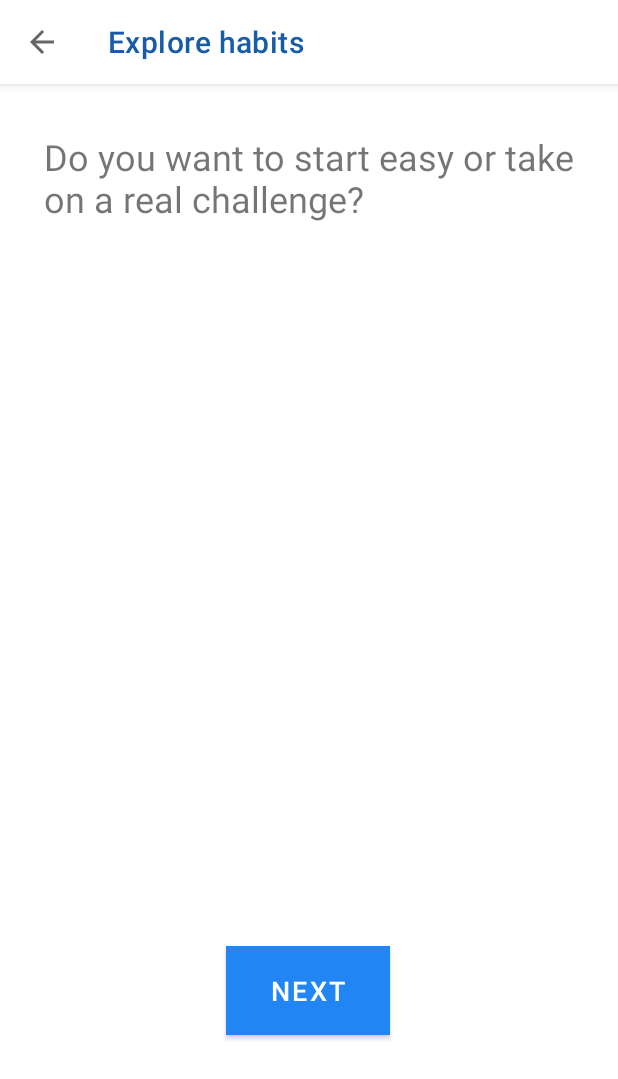
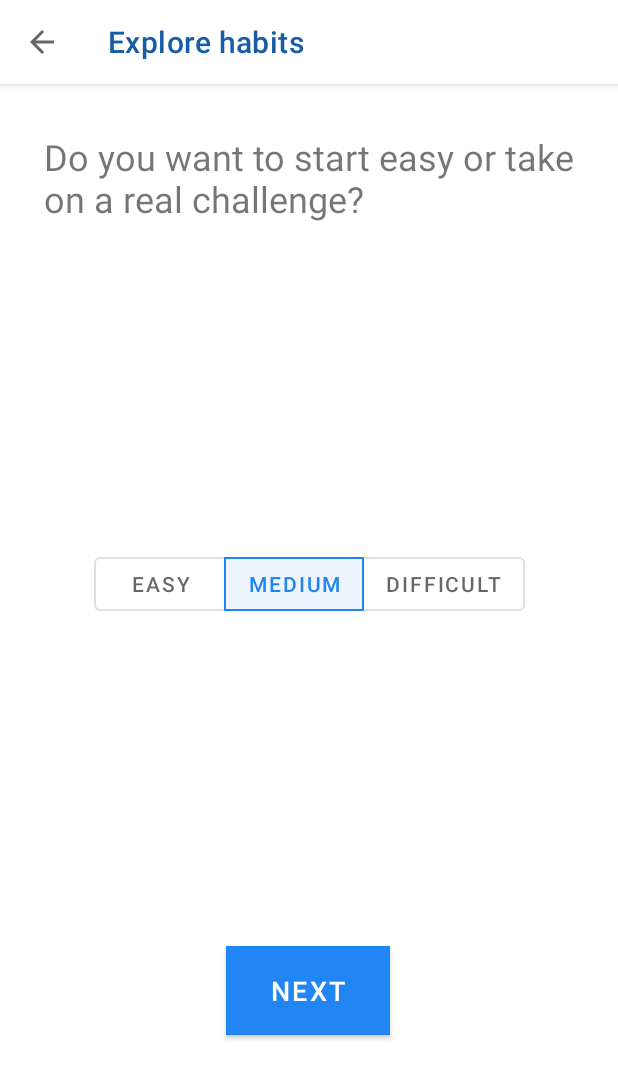
Before and after one commit to luksurious/hci-sustainabilitycoach, an Android app: the fragment ExploreDifficultyFragment placed in its activity, on a phone screen of 412 x 824 dp. Shown: the top 1079 px of the screen. Run offline under Robolectric (Android 15) with nearby library versions, the phone set to English and light mode, and no system bars.

Commit message:
add difficulty selection and validation

```diff
--- /dev/null
+++ b/app/src/main/java/eu/eitdigital/hcid/sustainabilitycoach/Difficulty.kt
@@ -0,0 +1,7 @@
+package eu.eitdigital.hcid.sustainabilitycoach
+
+enum class Difficulty(val difficulty: String) {
+    EASY("Easy"),
+    MEDIUM("Medium"),
+    DIFFICULT("Difficult")
+}
--- a/app/src/main/java/eu/eitdigital/hcid/sustainabilitycoach/ExploreActivity.kt
+++ b/app/src/main/java/eu/eitdigital/hcid/sustainabilitycoach/ExploreActivity.kt
@@ -31,7 +31,7 @@ class ExploreActivity : AppCompatActivity(),
     }
     private fun showDifficultySelection(addToStack: Boolean = true) {
         state = ExploreDifficultyFragment.STEP
-        openFragment(ExploreDifficultyFragment.newInstance(null, null), addToStack)
+        openFragment(ExploreDifficultyFragment.newInstance(filters.difficulty), addToStack)
     }
     private fun showResultsSelection(addToStack: Boolean = true) {
         state = ExploreResultsFragment.STEP
--- a/app/src/main/java/eu/eitdigital/hcid/sustainabilitycoach/ExploreCategoryFragment.kt
+++ b/app/src/main/java/eu/eitdigital/hcid/sustainabilitycoach/ExploreCategoryFragment.kt
@@ -59,7 +59,7 @@ class ExploreCategoryFragment : Fragment() {
                 return@setOnClickListener
             }
 
-            listener?.setCategorySelection(activeCategories.toString())
+            listener?.setCategorySelection(activeCategories.joinToString())
             listener?.onFragmentInteraction(STEP)
         }
 
--- a/app/src/main/java/eu/eitdigital/hcid/sustainabilitycoach/ExploreDifficultyFragment.kt
+++ b/app/src/main/java/eu/eitdigital/hcid/sustainabilitycoach/ExploreDifficultyFragment.kt
@@ -6,25 +6,25 @@ import androidx.fragment.app.Fragment
 import android.view.LayoutInflater
 import android.view.View
 import android.view.ViewGroup
+import com.google.android.material.snackbar.Snackbar
 import kotlinx.android.synthetic.main.fragment_explore_difficulty.*
+import kotlinx.android.synthetic.main.fragment_explore_difficulty.next_button
 
 
-// TODO: Rename parameter arguments, choose names that match
-// the fragment initialization parameters, e.g. ARG_ITEM_NUMBER
-private const val ARG_PARAM1 = "param1"
-private const val ARG_PARAM2 = "param2"
+private const val ARG_DIFFICULTY = "difficulty"
 
 class ExploreDifficultyFragment : Fragment() {
-    // TODO: Rename and change types of parameters
-    private var param1: String? = null
-    private var param2: String? = null
+    private var difficulty: String = Difficulty.MEDIUM.difficulty
     private var listener: ExploreFragmentInteractionListener? = null
 
     override fun onCreate(savedInstanceState: Bundle?) {
         super.onCreate(savedInstanceState)
         arguments?.let {
-            param1 = it.getString(ARG_PARAM1)
-            param2 = it.getString(ARG_PARAM2)
+            val difArgument = it.getString(ARG_DIFFICULTY)
+
+            if (difArgument != null && difArgument != "") {
+                difficulty = difArgument
+            }
         }
     }
 
@@ -40,8 +40,32 @@ class ExploreDifficultyFragment : Fragment() {
         super.onViewCreated(view, savedInstanceState)
 
         next_button.setOnClickListener {
-            listener?.setDifficultySelection("Some difficulty")
+            if (difficulty != Difficulty.EASY.difficulty) {
+                Snackbar.make(difficulty_button_group, "This selection is currently not supported!", Snackbar.LENGTH_LONG)
+                    .show()
+
+                return@setOnClickListener
+            }
+
             listener?.onFragmentInteraction(STEP)
+        }
+
+        difficulty_button_group.addOnButtonCheckedListener { group, checkedId, isChecked ->
+            if (isChecked) {
+                when (checkedId) {
+                    R.id.button_easy -> difficulty = Difficulty.EASY.difficulty
+                    R.id.button_medium -> difficulty = Difficulty.MEDIUM.difficulty
+                    R.id.button_difficult -> difficulty = Difficulty.DIFFICULT.difficulty
+                }
+
+                listener?.setDifficultySelection(difficulty)
+            }
+        }
+
+        when (difficulty) {
+            Difficulty.EASY.difficulty -> difficulty_button_group.check(R.id.button_easy)
+            Difficulty.MEDIUM.difficulty -> difficulty_button_group.check(R.id.button_medium)
+            Difficulty.DIFFICULT.difficulty -> difficulty_button_group.check(R.id.button_difficult)
         }
     }
 
@@ -62,21 +86,11 @@ class ExploreDifficultyFragment : Fragment() {
     companion object {
         val STEP = "Difficulty"
 
-        /**
-         * Use this factory method to create a new instance of
-         * this fragment using the provided parameters.
-         *
-         * @param param1 Parameter 1.
-         * @param param2 Parameter 2.
-         * @return A new instance of fragment ExploreCategoryFragment.
-         */
-        // TODO: Rename and change types and number of parameters
         @JvmStatic
-        fun newInstance(param1: String?, param2: String?) =
+        fun newInstance(difficulty: String?) =
             ExploreDifficultyFragment().apply {
                 arguments = Bundle().apply {
-                    putString(ARG_PARAM1, param1)
-                    putString(ARG_PARAM2, param2)
+                    putString(ARG_DIFFICULTY, difficulty)
                 }
             }
     }
--- a/app/src/main/res/layout/fragment_explore_difficulty.xml
+++ b/app/src/main/res/layout/fragment_explore_difficulty.xml
@@ -18,6 +18,39 @@
         app:layout_constraintEnd_toEndOf="parent"
         app:layout_constraintStart_toStartOf="parent"
         app:layout_constraintTop_toTopOf="parent" />
+
+    <com.google.android.material.button.MaterialButtonToggleGroup
+        android:id="@+id/difficulty_button_group"
+        android:layout_width="wrap_content"
+        android:layout_height="wrap_content"
+        app:singleSelection="true"
+        app:layout_constraintBottom_toTopOf="@id/next_button"
+        app:layout_constraintEnd_toEndOf="parent"
+        app:layout_constraintStart_toStartOf="parent"
+        app:layout_constraintTop_toBottomOf="@id/textView2">
+
+        <com.google.android.material.button.MaterialButton
+            android:id="@+id/button_easy"
+            style="?attr/materialButtonOutlinedStyle"
+            android:layout_width="wrap_content"
+            android:layout_height="wrap_content"
+            android:text="Easy" />
+
+        <com.google.android.material.button.MaterialButton
+            android:id="@+id/button_medium"
+            style="?attr/materialButtonOutlinedStyle"
+            android:layout_width="wrap_content"
+            android:layout_height="wrap_content"
+            android:text="Medium" />
+
+        <com.google.android.material.button.MaterialButton
+            android:id="@+id/button_difficult"
+            style="?attr/materialButtonOutlinedStyle"
+            android:layout_width="wrap_content"
+            android:layout_height="wrap_content"
+            android:text="Difficult" />
+
+    </com.google.android.material.button.MaterialButtonToggleGroup>
 
     <com.google.android.material.button.MaterialButton
         android:id="@+id/next_button"
```
